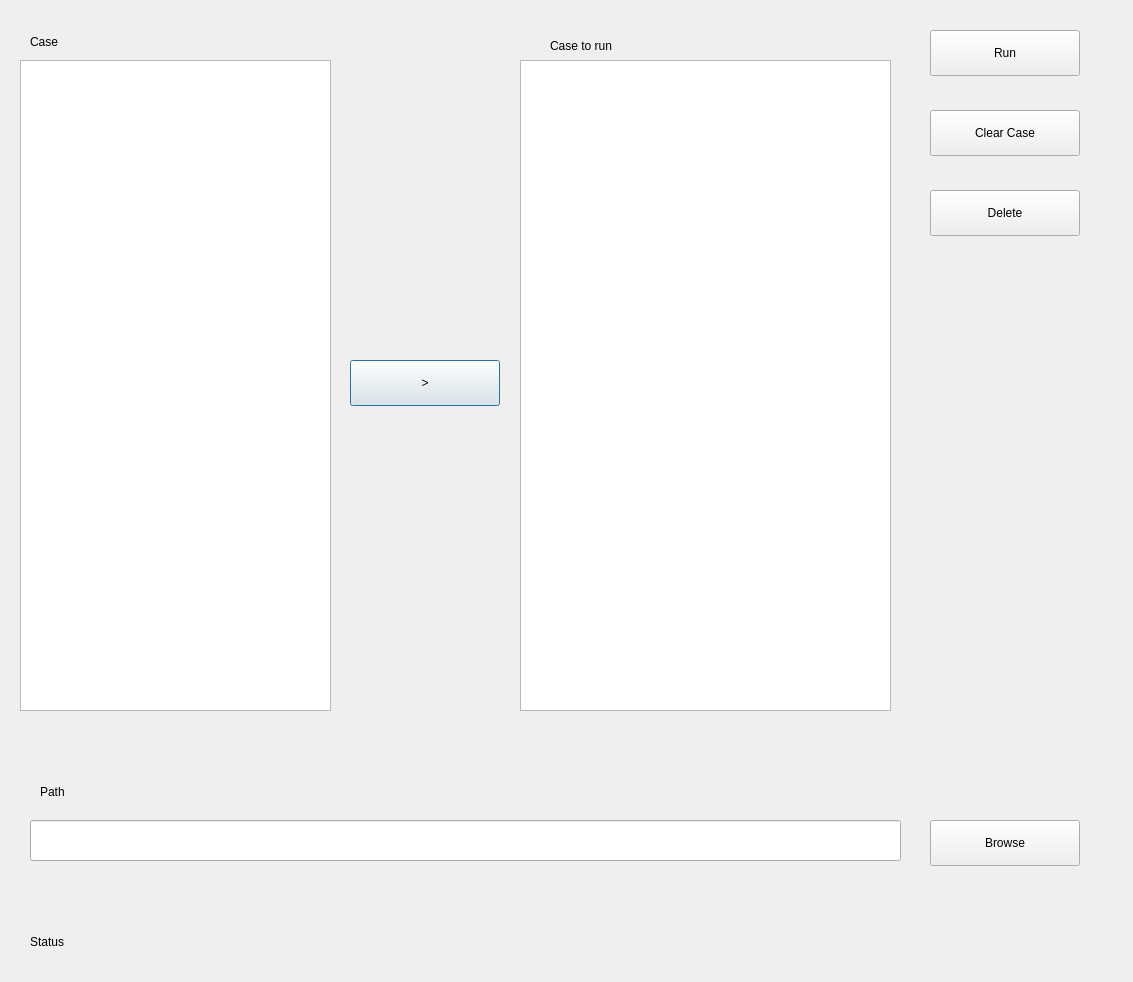
Above: Source_Code/Python/ConductedTest/untitled.ui from fenglwh/instruments before the change. Below: the same form after it.
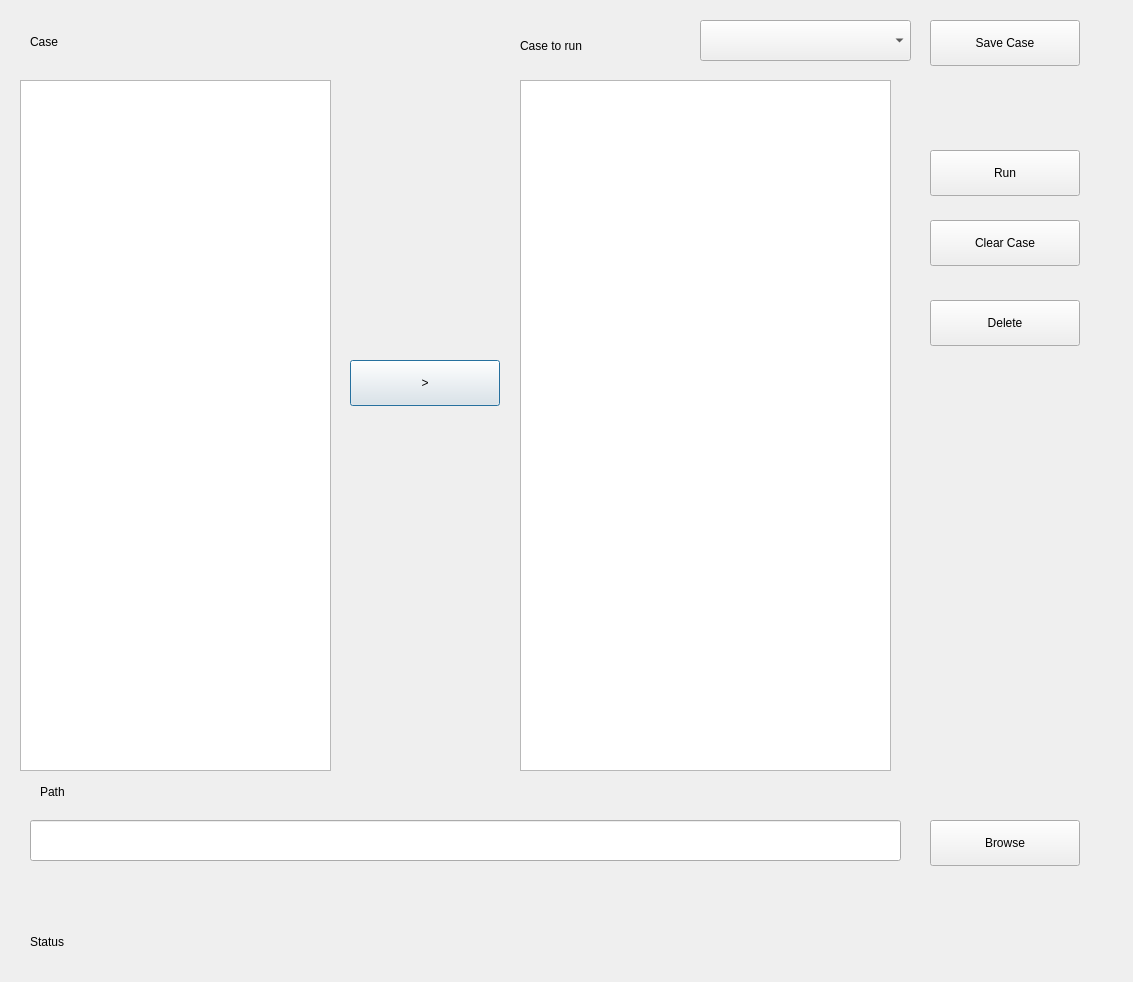
That is the form after the change.

```diff
--- a/Source_Code/Python/ConductedTest/untitled.ui
+++ b/Source_Code/Python/ConductedTest/untitled.ui
@@ -13,13 +13,13 @@
   <property name="windowTitle">
    <string>Dialog</string>
   </property>
-  <widget class="QListView" name="list_case">
+  <widget class="QListWidget" name="list_case">
    <property name="geometry">
     <rect>
      <x>20</x>
-     <y>60</y>
+     <y>80</y>
      <width>311</width>
-     <height>651</height>
+     <height>691</height>
     </rect>
    </property>
   </widget>
@@ -36,13 +36,13 @@
     <string>&gt;</string>
    </property>
   </widget>
-  <widget class="QListView" name="list_to_run">
+  <widget class="QListWidget" name="list_to_run">
    <property name="geometry">
     <rect>
      <x>520</x>
-     <y>60</y>
+     <y>80</y>
      <width>371</width>
-     <height>651</height>
+     <height>691</height>
     </rect>
    </property>
   </widget>
@@ -50,7 +50,7 @@
    <property name="geometry">
     <rect>
      <x>930</x>
-     <y>30</y>
+     <y>150</y>
      <width>150</width>
      <height>46</height>
     </rect>
@@ -63,7 +63,7 @@
    <property name="geometry">
     <rect>
      <x>930</x>
-     <y>110</y>
+     <y>220</y>
      <width>150</width>
      <height>46</height>
     </rect>
@@ -76,7 +76,7 @@
    <property name="geometry">
     <rect>
      <x>930</x>
-     <y>190</y>
+     <y>300</y>
      <width>150</width>
      <height>46</height>
     </rect>
@@ -101,7 +101,7 @@
   <widget class="QLabel" name="label_2">
    <property name="geometry">
     <rect>
-     <x>550</x>
+     <x>520</x>
      <y>30</y>
      <width>151</width>
      <height>31</height>
@@ -160,6 +160,29 @@
     <string>Status</string>
    </property>
   </widget>
+  <widget class="QComboBox" name="comboBox">
+   <property name="geometry">
+    <rect>
+     <x>700</x>
+     <y>20</y>
+     <width>211</width>
+     <height>41</height>
+    </rect>
+   </property>
+  </widget>
+  <widget class="QPushButton" name="button_save">
+   <property name="geometry">
+    <rect>
+     <x>930</x>
+     <y>20</y>
+     <width>150</width>
+     <height>46</height>
+    </rect>
+   </property>
+   <property name="text">
+    <string>Save Case</string>
+   </property>
+  </widget>
  </widget>
  <resources/>
  <connections/>
```
